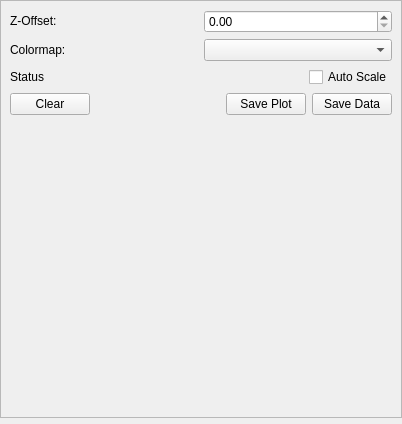
Above: modules/waterfall/WaterfallWidget.ui from Silas-Hoerz/Modulab before the change. Below: the same form after it.
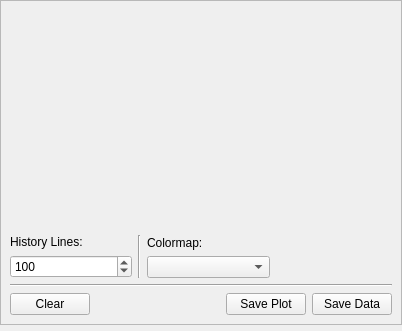
That is the form after the change.

Commit message:
Refactor waterfall plotting to use pyqtgraph and improve profile integration
Replaces the matplotlib-based waterfall plot with a high-performance pyqtgraph implementation for real-time spectrum visualization. Adds profile-based configuration for buffer size and colormap, updates UI layout, and simplifies WaterfallManager to use a ring buffer (deque) for efficient memory management. Also improves SpectrometerManager and SmuManager to load settings and reconnect devices only after profile load, ensuring correct initialization order.

```diff
--- a/modules/waterfall/WaterfallWidget.ui
+++ b/modules/waterfall/WaterfallWidget.ui
@@ -7,7 +7,7 @@
     <x>0</x>
     <y>0</y>
     <width>402</width>
-    <height>424</height>
+    <height>331</height>
    </rect>
   </property>
   <property name="sizePolicy">
@@ -47,7 +47,7 @@
    <property name="verticalSpacing">
     <number>0</number>
    </property>
-   <item row="1" column="0">
+   <item row="0" column="0">
     <widget class="QFrame" name="frame">
      <property name="frameShape">
       <enum>QFrame::Shape::StyledPanel</enum>
@@ -62,29 +62,29 @@
       <property name="topMargin">
        <number>9</number>
       </property>
+      <item>
+       <widget class="QWidget" name="widget_plot" native="true">
+        <property name="sizePolicy">
+         <sizepolicy hsizetype="Expanding" vsizetype="Expanding">
+          <horstretch>0</horstretch>
+          <verstretch>0</verstretch>
+         </sizepolicy>
+        </property>
+        <property name="minimumSize">
+         <size>
+          <width>380</width>
+          <height>200</height>
+         </size>
+        </property>
+       </widget>
+      </item>
       <item>
        <layout class="QHBoxLayout" name="horizontalLayout">
         <item>
-         <layout class="QVBoxLayout" name="verticalLayout_connection" stretch="">
+         <layout class="QVBoxLayout" name="verticalLayout_2">
           <property name="sizeConstraint">
            <enum>QLayout::SizeConstraint::SetMaximumSize</enum>
           </property>
-         </layout>
-        </item>
-        <item>
-         <layout class="QVBoxLayout" name="verticalLayout_2"/>
-        </item>
-        <item>
-         <layout class="QVBoxLayout" name="verticalLayout_settings">
-          <property name="sizeConstraint">
-           <enum>QLayout::SizeConstraint::SetMinimumSize</enum>
-          </property>
-         </layout>
-        </item>
-       </layout>
-      </item>
-      <item>
-       <layout class="QHBoxLayout" name="horizontalLayout_5">
         <item>
          <widget class="QLabel" name="label_integrationTime">
           <property name="sizePolicy">
@@ -94,17 +94,49 @@
            </sizepolicy>
           </property>
           <property name="text">
-           <string>Z-Offset:</string>
+             <string>History Lines:</string>
           </property>
          </widget>
         </item>
         <item>
-         <widget class="QDoubleSpinBox" name="doubleSpinBox_zOffset"/>
+           <widget class="QSpinBox" name="spinBox_bufferSize">
+            <property name="sizePolicy">
+             <sizepolicy hsizetype="Expanding" vsizetype="Fixed">
+              <horstretch>0</horstretch>
+              <verstretch>0</verstretch>
+             </sizepolicy>
+            </property>
+            <property name="maximumSize">
+             <size>
+              <width>200</width>
+              <height>16777215</height>
+             </size>
+            </property>
+            <property name="minimum">
+             <number>1</number>
+            </property>
+            <property name="maximum">
+             <number>1999999999</number>
+            </property>
+            <property name="value">
+             <number>100</number>
+            </property>
+           </widget>
         </item>
        </layout>
       </item>
       <item>
-       <layout class="QHBoxLayout" name="horizontalLayout_6">
+         <widget class="Line" name="line">
+          <property name="orientation">
+           <enum>Qt::Orientation::Vertical</enum>
+          </property>
+         </widget>
+        </item>
+        <item>
+         <layout class="QVBoxLayout" name="verticalLayout_3">
+          <property name="sizeConstraint">
+           <enum>QLayout::SizeConstraint::SetMaximumSize</enum>
+          </property>
         <item>
          <widget class="QLabel" name="label_2">
           <property name="text">
@@ -113,18 +145,22 @@
          </widget>
         </item>
         <item>
-         <widget class="QComboBox" name="comboBox_colormap"/>
-        </item>
-       </layout>
-      </item>
-      <item>
-       <layout class="QHBoxLayout" name="horizontalLayout_4">
-        <item>
-         <widget class="QLabel" name="label_status">
-          <property name="text">
-           <string>Status</string>
-          </property>
-         </widget>
+           <widget class="QComboBox" name="comboBox_colormap">
+            <property name="sizePolicy">
+             <sizepolicy hsizetype="Expanding" vsizetype="Fixed">
+              <horstretch>0</horstretch>
+              <verstretch>0</verstretch>
+             </sizepolicy>
+            </property>
+            <property name="maximumSize">
+             <size>
+              <width>200</width>
+              <height>16777215</height>
+             </size>
+            </property>
+           </widget>
+          </item>
+         </layout>
         </item>
         <item>
          <spacer name="horizontalSpacer">
@@ -139,14 +175,14 @@
           </property>
          </spacer>
         </item>
+       </layout>
+      </item>
         <item>
-         <widget class="QCheckBox" name="checkBox_autoScale">
-          <property name="text">
-           <string>Auto Scale</string>
-          </property>
-         </widget>
-        </item>
-       </layout>
+       <widget class="Line" name="line_2">
+        <property name="orientation">
+         <enum>Qt::Orientation::Horizontal</enum>
+        </property>
+       </widget>
       </item>
       <item>
        <layout class="QVBoxLayout" name="verticalLayout_acquisition">
@@ -193,22 +229,6 @@
         </item>
        </layout>
       </item>
-      <item>
-       <widget class="QWidget" name="widget_plot" native="true">
-        <property name="sizePolicy">
-         <sizepolicy hsizetype="Expanding" vsizetype="Expanding">
-          <horstretch>0</horstretch>
-          <verstretch>0</verstretch>
-         </sizepolicy>
-        </property>
-        <property name="minimumSize">
-         <size>
-          <width>380</width>
-          <height>200</height>
-         </size>
-        </property>
-       </widget>
-      </item>
      </layout>
     </widget>
    </item>
```
Lines whose indentation alone changed are shown as unchanged. The commit also changes 11 other files.
